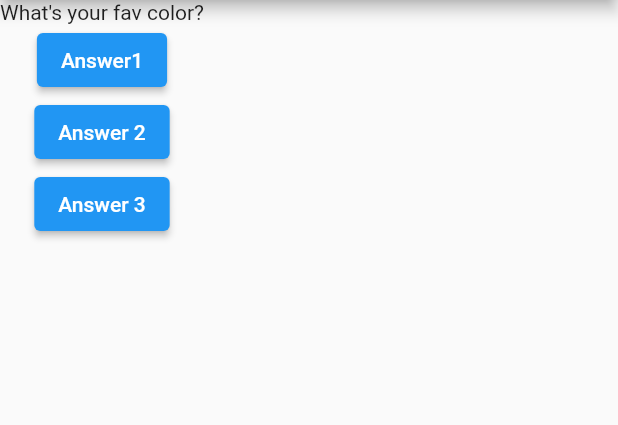
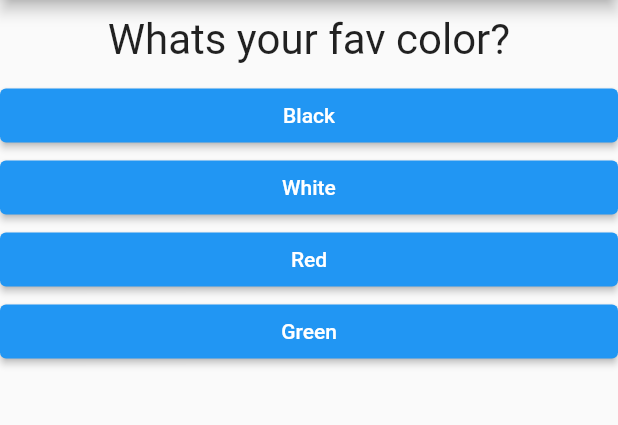
Before and after one commit to akolola/scorePack, a Flutter app: the screen it shows after launch, on a phone screen of 412 x 824 dp, the part 84-509 px from its top. Run offline on Flutter 3.47's test engine with Material 2 defaults, Android fonts, the phone set to English and light mode, and no system bars.

Commit message:
SCP-1: Added; |Widget| Answer; Custom widget with mapping.

```diff
--- a/lib/answer.dart
+++ b/lib/answer.dart
@@ -0,0 +1,26 @@
+import 'package:flutter/material.dart';
+
+class Answer extends StatelessWidget {
+  final VoidCallback selectHandler;
+  final String answerText;
+  const Answer(this.selectHandler, this.answerText);
+
+  @override
+  Widget build(BuildContext context) {
+    return Container(
+      width: double.infinity,
+      child: ElevatedButton (
+          style: ButtonStyle(
+            backgroundColor: MaterialStateProperty.resolveWith<Color>(
+                  (Set<MaterialState> states) {
+                if (states.contains(MaterialState.pressed)) return Colors.green;
+                return Colors.blue;
+              },
+            ),
+          ),
+        child: Text(answerText),
+        onPressed: selectHandler,
+      ),
+    );
+  }
+}
--- a/lib/main.dart
+++ b/lib/main.dart
@@ -1,5 +1,6 @@
 import 'package:flutter/material.dart';
 import './question.dart';
+import './answer.dart';
 
 void main() {
   runApp(MyApp());
@@ -27,11 +28,21 @@ class _MyAppState extends State<MyApp>{
   // This widget is the root of  app.
   @override
   Widget build(BuildContext context) {
+    var questions = [
+      {
+        'questionText': 'Whats your fav color?',
+        'answers': ['Black', 'White', 'Red', 'Green'],
+      },
+      {
+        'questionText': 'Whats your fav animal?',
+        'answers': ['Elephant', 'Lion', 'Sheep', 'Snake'],
+      },
+      {
+        'questionText': 'Whats Your favorite instructor?',
+        'answers': ['MAX', 'Ben', 'Lee', 'Gwen'],
+      }
+    ];
 
-    var questions = [
-      'What\'s your fav color?',
-      'What\'s your fav animal?',
-    ];
 
     return MaterialApp(
       home: Scaffold(
@@ -41,20 +52,11 @@ class _MyAppState extends State<MyApp>{
         body: Column(
           children: [
             Question(
-                questions[_questionIndex],
+                questions[_questionIndex]['questionText'] as String
             ),
-            ElevatedButton (
-              child: Text('Answer1'),
-              onPressed: _answerQuestion,
-            ),
-            ElevatedButton (
-              child: Text('Answer 2'),
-              onPressed: _answerQuestion,
-            ),
-            ElevatedButton (
-              child: Text('Answer 3'),
-              onPressed: _answerQuestion,
-            )
+            ...(questions[_questionIndex]['answers'] as List<String>).map((answer){
+                 return Answer(_answerQuestion, answer);
+            }).toList()
           ],
         ),
       )
--- a/lib/question.dart
+++ b/lib/question.dart
@@ -2,13 +2,20 @@ import 'package:flutter/material.dart';
 
 class Question extends StatelessWidget{
 
-  final String qeustionText;
+  final String questionText;
 
-  Question(this.qeustionText);
+  Question(this.questionText);
 
   @override
-  Widget build(BuildContext context){
-    return Text(qeustionText);
+  Widget build(BuildContext context) {
+    return Container(
+      width: double.infinity,
+      margin: EdgeInsets.all(10),
+      child: Text(
+      questionText,
+      style: TextStyle(fontSize: 28),
+      textAlign: TextAlign.center,
+    ),
+    ) ;
   }
-
 }
--- a/pubspec.yaml
+++ b/pubspec.yaml
@@ -18,7 +18,7 @@ publish_to: 'none' # Remove this line if you wish to publish to pub.dev
 version: 1.0.0+1
 
 environment:
-  sdk: '>=2.18.0-216.0.dev <3.0.0'
+  sdk: '2.17.5'
 
 # Dependencies specify other packages that your package needs in order to work.
 # To automatically upgrade your package dependencies to the latest versions
```
